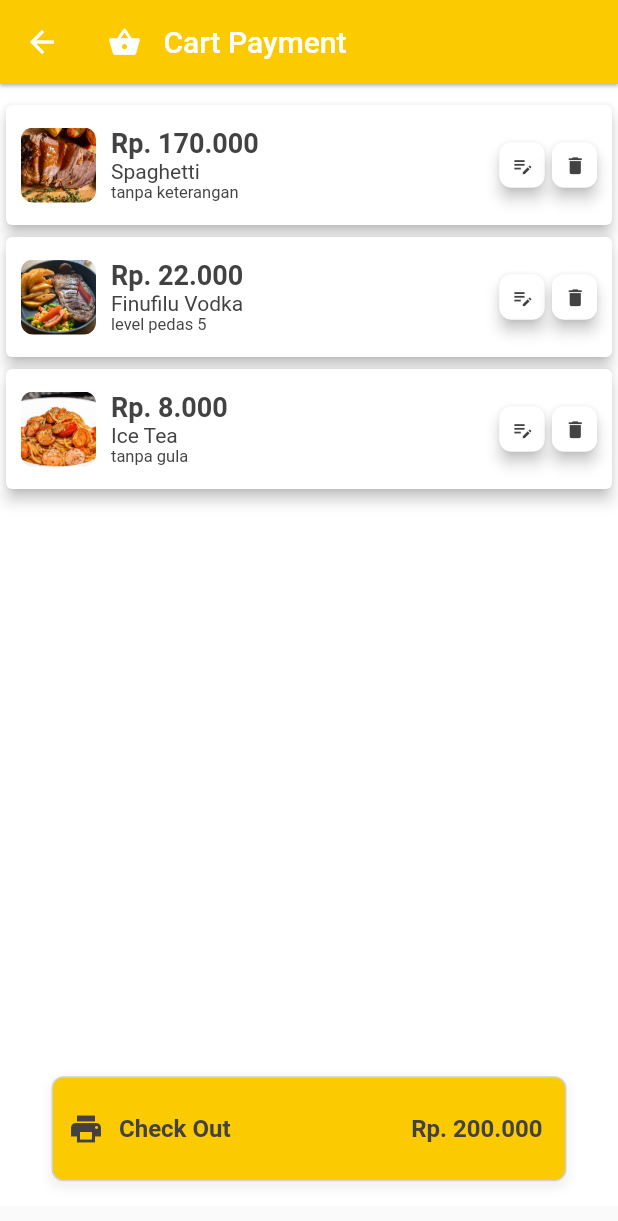
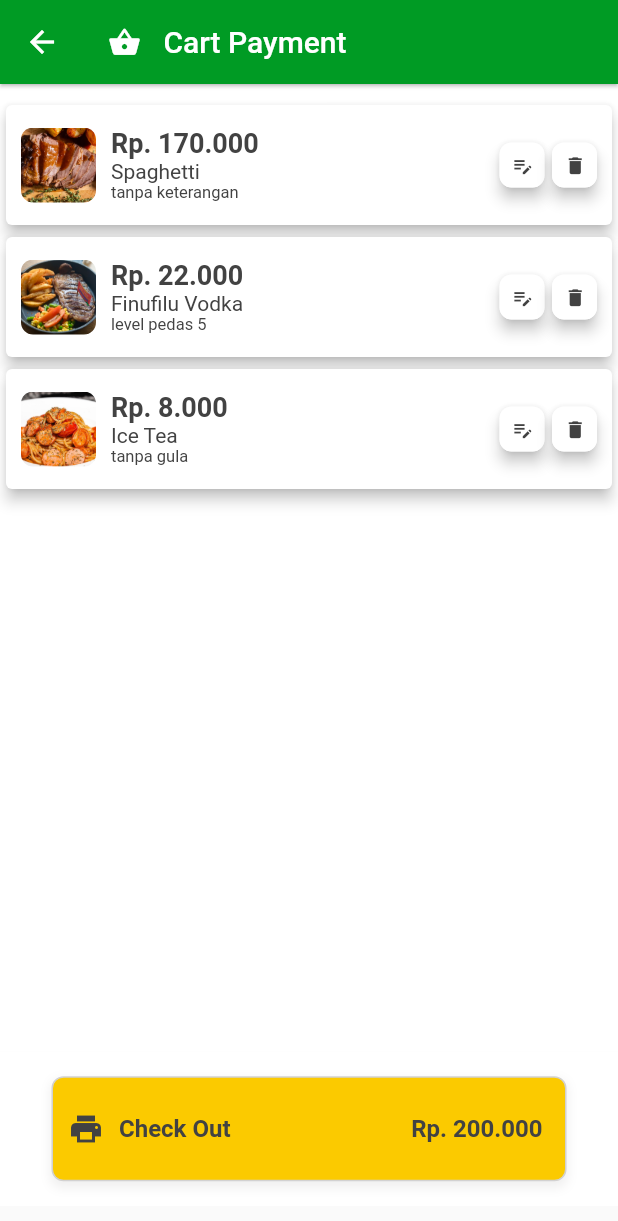
Before and after one commit to AsrofulHadi/sego, a Flutter app: the CartPages screen opened directly, on a phone screen of 412 x 824 dp. Shown: the top 1221 px of the screen. Run offline on Flutter 3.47's test engine with Material 2 defaults, Android fonts, the phone set to English and light mode, and no system bars; our stand-ins replace font_awesome_flutter, get, google_fonts; Roboto replaces fonts that are missing (Ubuntu).

Commit message:
changeCart

```diff
--- a/lib/pages/cart.dart
+++ b/lib/pages/cart.dart
@@ -14,7 +14,7 @@ class _CartPagesState extends State<CartPages> {
   Widget build(BuildContext context) {
     return Scaffold(
       appBar: AppBar(
-        backgroundColor: basicWarna,
+        backgroundColor: hijau,
         elevation: 1,
         title: Row(
           children: const [
```
Also changed, not shown: pubspec.lock, 1 other file.
